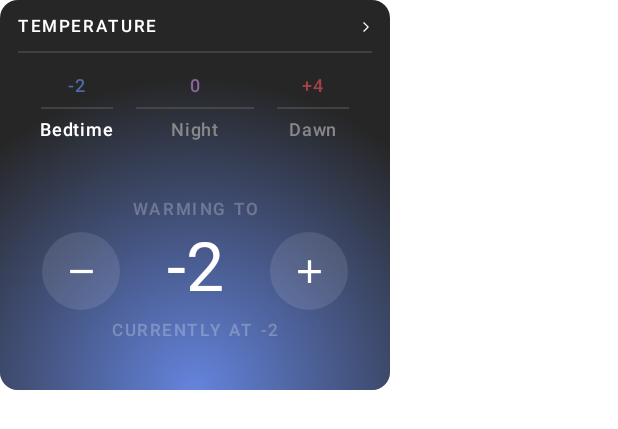
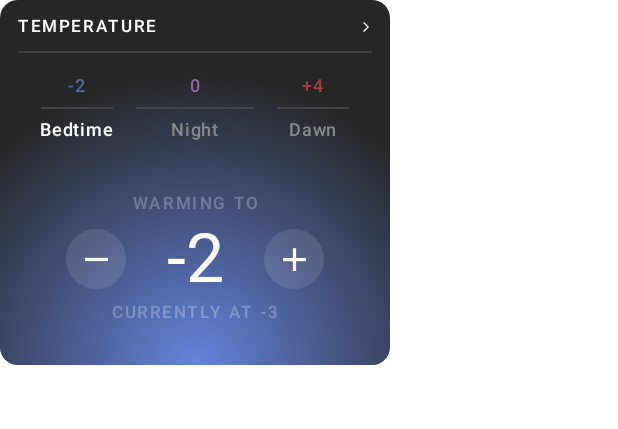
Before and after one commit to JustMcAlpin/eight-sleep-interview, an Android app built with Jetpack Compose: the @Preview function TemperaturePreview, on a phone screen of 412 x 824 dp. Shown: the top 429 px of the screen. Run offline under Robolectric (Android 15) with nearby library versions, the phone set to English and light mode, and no system bars.

Commit message:
Finalize Temperature Card feature with polished UX, confirmation sheet, and test coverage

```diff
--- a/app/build.gradle.kts
+++ b/app/build.gradle.kts
@@ -115,5 +115,8 @@ dependencies {
     implementation(libs.coil.gif)
 
     implementation("androidx.compose.material:material-icons-extended")
+    testImplementation("junit:junit:4.13.2")
+    testImplementation("org.jetbrains.kotlinx:kotlinx-coroutines-test:1.7.3")
+    testImplementation("app.cash.turbine:turbine:1.0.0")
 
 }
--- a/app/src/main/java/com/eightsleep/eightandroidinterview/MainActivity.kt
+++ b/app/src/main/java/com/eightsleep/eightandroidinterview/MainActivity.kt
@@ -29,7 +29,7 @@ class MainActivity : ComponentActivity() {
                     TemperatureCard(
                         phase           = vm.selected.value,
                         temps           = vm.temps,          // target values
-                        currentTemps    = vm.currentTemps,   // sensed values  ← NEW
+                        currentTemps    = vm.currentTemps,   // sensed values
                         cardState       = vm.cardState.value,
                         onPhaseSelected = vm::selectPhase,
                         onAdjust        = vm::adjust,
--- a/app/src/main/java/com/eightsleep/eightandroidinterview/ui/TemperatureCard.kt
+++ b/app/src/main/java/com/eightsleep/eightandroidinterview/ui/TemperatureCard.kt
@@ -11,15 +11,15 @@ import androidx.compose.material.icons.automirrored.filled.ArrowForwardIos
 import androidx.compose.material.icons.filled.Add
 import androidx.compose.material.icons.filled.Remove
 import androidx.compose.material3.*
-import androidx.compose.runtime.Composable
-import androidx.compose.runtime.getValue
-import androidx.compose.runtime.remember
+import androidx.compose.runtime.*
 import androidx.compose.ui.Alignment
 import androidx.compose.ui.Modifier
 import androidx.compose.ui.draw.clip
 import androidx.compose.ui.draw.drawWithCache
 import androidx.compose.ui.geometry.Offset
 import androidx.compose.ui.graphics.*
+import androidx.compose.ui.platform.testTag
+import androidx.compose.ui.semantics.clearAndSetSemantics
 import androidx.compose.ui.tooling.preview.Preview
 import androidx.compose.ui.unit.dp
 import androidx.compose.ui.unit.sp
@@ -29,6 +29,14 @@ import androidx.compose.ui.zIndex
 private val UNDERLINE_SIDE   = 48.dp   // Bedtime / Dawn
 private val UNDERLINE_CENTER = 92.dp   // Night
 
+/* fixed banner slot height */
+private val BannerHeight = 20.dp
+
+private const val CARD_MAX = 260
+private const val FIGMA_W  = 361f
+private const val FIGMA_H  = 338f
+private val FIGMA_RATIO =  FIGMA_W / FIGMA_H
+
 /* enums */
 enum class TemperaturePhase { BEDTIME, NIGHT, DAWN }
 enum class CardState       { OFF, IDLE, COOLING, WARMING }
@@ -37,8 +45,8 @@ enum class CardState       { OFF, IDLE, COOLING, WARMING }
 private val tempColors = mapOf(
     5  to Color(0xFFDD4144), 4 to Color(0xFFD94F51), 3 to Color(0xFFD65A61),
     2  to Color(0xFFD3647C), 1 to Color(0xFFD06F8A), 0 to Color(0xFFB27FCA),
-    -1  to Color(0xFF788CDD), -2 to Color(0xFF6484DD), -3 to Color(0xFF5075D8),
-    -4  to Color(0xFF4F7FFF), -5 to Color(0xFF3A70FE)
+    -1 to Color(0xFF788CDD), -2 to Color(0xFF6484DD), -3 to Color(0xFF5075D8),
+    -4 to Color(0xFF4F7FFF), -5 to Color(0xFF3A70FE)
 )
 private fun colourFor(v: Int) = tempColors[v.coerceIn(-5, 5)]!!
 private fun miniTint(v: Int)  = colourFor(v).copy(alpha = .70f)
@@ -53,7 +61,7 @@ private fun CircleButton(
 ) {
     Box(
         modifier
-            .size(52.dp)
+            .size(40.dp)
             .clip(CircleShape)
             .background(Color.White.copy(alpha = .10f)),
         contentAlignment = Alignment.Center
@@ -61,6 +69,7 @@ private fun CircleButton(
 }
 
 /* ────────────────── Temperature Card ────────────────── */
+@OptIn(ExperimentalMaterial3Api::class)
 @Composable
 fun TemperatureCard(
     phase        : TemperaturePhase,
@@ -71,19 +80,25 @@ fun TemperatureCard(
     onAdjust       : (Int) -> Unit,
     onToggleOff    : () -> Unit
 ) {
+    /* ─── bottom‑sheet plumbing ─── */
+    var showSheet by remember { mutableStateOf(false) }
+    val sheetState = rememberModalBottomSheetState(skipPartiallyExpanded = true)
+
     val targetTemp  = temps[phase]        ?: 0
     val sensedTemp  = currentTemps[phase] ?: 0
 
     /* radial glow based on target */
     val targetGlow   = if (cardState == CardState.OFF) Color.Transparent else colourFor(targetTemp)
-    val animatedAlpha by animateFloatAsState(targetGlow.alpha)
+    val animatedAlpha by animateFloatAsState(targetGlow.alpha, label = "glowAlpha")
     val glowColour   = targetGlow.copy(alpha = animatedAlpha)
 
     val controlsEnabled = cardState != CardState.OFF
     val isChanging      = cardState == CardState.COOLING || cardState == CardState.WARMING
 
     Card(
-        modifier = Modifier.size(260.dp),
+        modifier = Modifier
+            .width(CARD_MAX.dp)            // pin width
+            .aspectRatio(FIGMA_RATIO),     // height ≈ 243 dp
         colors   = CardDefaults.cardColors(containerColor = Color(0xFF262626))
     ) {
         Box(Modifier.fillMaxSize()) {
@@ -113,7 +128,9 @@ fun TemperatureCard(
                         Icons.AutoMirrored.Filled.ArrowForwardIos,
                         contentDescription = null,
                         tint = Color.White,
-                        modifier = Modifier.size(8.dp)
+                        modifier = Modifier
+                            .size(8.dp)
+                            .clearAndSetSemantics {}   // decorative
                     )
                 }
 
@@ -164,11 +181,7 @@ fun TemperatureCard(
                         .weight(1f)
                         .fillMaxWidth()
                         .wrapContentHeight()
-                        .padding(horizontal = 16.dp)
-                        .clickable(
-                            interactionSource = remember { MutableInteractionSource() },
-                            indication = null
-                        ) { onToggleOff() }
+                        .padding(horizontal = 32.dp)
                 ) {
                     /* − button */
                     CircleButton(
@@ -176,35 +189,73 @@ fun TemperatureCard(
                         enabled  = controlsEnabled,
                         onClick  = { onAdjust(-1) }
                     ) {
-                        Icon(Icons.Filled.Remove, contentDescription = null, tint = if (controlsEnabled) Color.White else Color.Gray, modifier = Modifier.size(26.dp))
+                        Icon(
+                            Icons.Filled.Remove,
+                            contentDescription = "Decrease temperature",
+                            tint = if (controlsEnabled) Color.White else Color.Gray,
+                            modifier = Modifier.size(26.dp)
+                        )
                     }
 
                     val centreLabel = when {
                         cardState == CardState.OFF -> "OFF"
-                        targetTemp > 0            -> "+$targetTemp"
-                        else                      -> targetTemp.toString()
+                        targetTemp > 0             -> "+$targetTemp"
+                        else                       -> targetTemp.toString()
                     }
+                    val centreColor = if (cardState == CardState.OFF)
+                        Color.White.copy(alpha = .45f) else Color.White
 
-                    Column(Modifier.align(Alignment.Center), horizontalAlignment = Alignment.CenterHorizontally) {
+                    /* keep banners from shifting number */
+                    Column(
+                        Modifier
+                            .align(Alignment.Center)
+                            .testTag("CenterValue")             // <-- for UI test
+                            .clickable(
+                                interactionSource = remember { MutableInteractionSource() },
+                                indication = null
+                            ) {
+                                if (cardState == CardState.OFF) {
+                                    onToggleOff()             // OFF → turn ON (no sheet)
+                                } else {
+                                    showSheet = true          // show confirm to turn OFF
+                                }
+                            },
+                        horizontalAlignment = Alignment.CenterHorizontally
+                    ) {
+                        // top banner slot
+                        Box(Modifier.height(BannerHeight)) {
                             if (isChanging) {
                                 Text(
                                     if (cardState == CardState.WARMING) "WARMING TO" else "COOLING TO",
-                                color = Color.White.copy(alpha = .25f),
-                                style = MaterialTheme.typography.labelSmall.copy(letterSpacing = 1.8.sp),
-                                modifier = Modifier.padding(bottom = 4.dp)
+                                    color  = Color.White.copy(alpha = .25f),
+                                    style  = MaterialTheme.typography.labelSmall.copy(letterSpacing = 1.8.sp),
+                                    modifier = Modifier.align(Alignment.Center)
                                 )
                             }
+                        }
 
-                        Text(centreLabel, color = Color.White, style = MaterialTheme.typography.displayMedium)
+                        // big number / OFF
+                        Text(centreLabel, color = centreColor, style = MaterialTheme.typography.displayMedium)
 
-                        if (isChanging) {
+                        // bottom banner slot
+                        Box(Modifier.height(BannerHeight)) {
+                            when {
+                                cardState == CardState.OFF -> Text(
+                                    "TAP TO TURN ON",
+                                    color  = Color.White.copy(alpha = .35f),
+                                    style  = MaterialTheme.typography.labelSmall.copy(letterSpacing = 1.8.sp),
+                                    modifier = Modifier.align(Alignment.Center)
+                                )
+                                isChanging -> {
                                     val sensedLabel = if (sensedTemp > 0) "+$sensedTemp" else sensedTemp.toString()
-                            Spacer(Modifier.height(8.dp))
                                     Text(
                                         "CURRENTLY AT $sensedLabel",
-                                color = Color.White.copy(alpha = .25f),
-                                style = MaterialTheme.typography.labelSmall.copy(letterSpacing = 1.8.sp)
+                                        color  = Color.White.copy(alpha = .25f),
+                                        style  = MaterialTheme.typography.labelSmall.copy(letterSpacing = 1.8.sp),
+                                        modifier = Modifier.align(Alignment.Center)
                                     )
+                                }
+                            }
                         }
                     }
 
@@ -214,7 +265,12 @@ fun TemperatureCard(
                         enabled  = controlsEnabled,
                         onClick  = { onAdjust(+1) }
                     ) {
-                        Icon(Icons.Filled.Add, contentDescription = null, tint = if (controlsEnabled) Color.White else Color.Gray, modifier = Modifier.size(26.dp))
+                        Icon(
+                            Icons.Filled.Add,
+                            contentDescription = "Increase temperature",
+                            tint = if (controlsEnabled) Color.White else Color.Gray,
+                            modifier = Modifier.size(26.dp)
+                        )
                     }
                 }
             }
@@ -233,29 +289,39 @@ fun TemperatureCard(
             )
         }
     }
+
+    /* Bottom‑sheet */
+    if (showSheet) {
+        OffConfirmationSheet(
+            tint      = colourFor(targetTemp),
+            onConfirm = {
+                onToggleOff()
+                showSheet = false
+            },
+            onDismiss = { showSheet = false }
+        )
+    }
 }
 
 /* Preview */
 @Preview(showBackground = true)
 @Composable
 fun TemperaturePreview() {
-    // demo maps for target (temps) and sensed (currentTemps)
-    val targetDemo = mapOf(
+    val target = mapOf(
         TemperaturePhase.BEDTIME to -2,
-        TemperaturePhase.NIGHT   to  0,
-        TemperaturePhase.DAWN    to  4
+        TemperaturePhase.NIGHT   to 0,
+        TemperaturePhase.DAWN    to 4
     )
-    val sensedDemo = mapOf(
-        TemperaturePhase.BEDTIME to -2,
+    val sensed = mapOf(
+        TemperaturePhase.BEDTIME to -3,
         TemperaturePhase.NIGHT   to -1,
-        TemperaturePhase.DAWN    to  2
+        TemperaturePhase.DAWN    to 2
     )
-
     TemperatureCard(
-        phase         = TemperaturePhase.BEDTIME,
-        temps         = targetDemo,       // targets
-        currentTemps  = sensedDemo,       // sensed
-        cardState     = CardState.WARMING,
+        phase           = TemperaturePhase.BEDTIME,
+        temps           = target,
+        currentTemps    = sensed,
+        cardState       = CardState.WARMING,
         onPhaseSelected = {},
         onAdjust        = {},
         onToggleOff     = {}
--- a/app/src/main/java/com/eightsleep/eightandroidinterview/ui/theme/Type.kt
+++ b/app/src/main/java/com/eightsleep/eightandroidinterview/ui/theme/Type.kt
@@ -17,8 +17,7 @@ val AppTypography = Typography(
     /* big centre value / “OFF” */
     displayMedium = TextStyle(
         fontFamily = Oswald,
-        fontSize   = 56.sp,
+        fontSize   = 40.sp,
         fontWeight = FontWeight.Normal
     )
-    // add more roles later if you need them
 )
```
Also changed, not shown: app/src/main/java/com/eightsleep/eightandroidinterview/TempViewModel.kt (+17 -19 lines), app/src/main/java/com/eightsleep/eightandroidinterview/ui/OffConfirmationSheet.kt (added, +87 -0 lines), 3 other files. Lines whose indentation alone changed are shown as unchanged.
